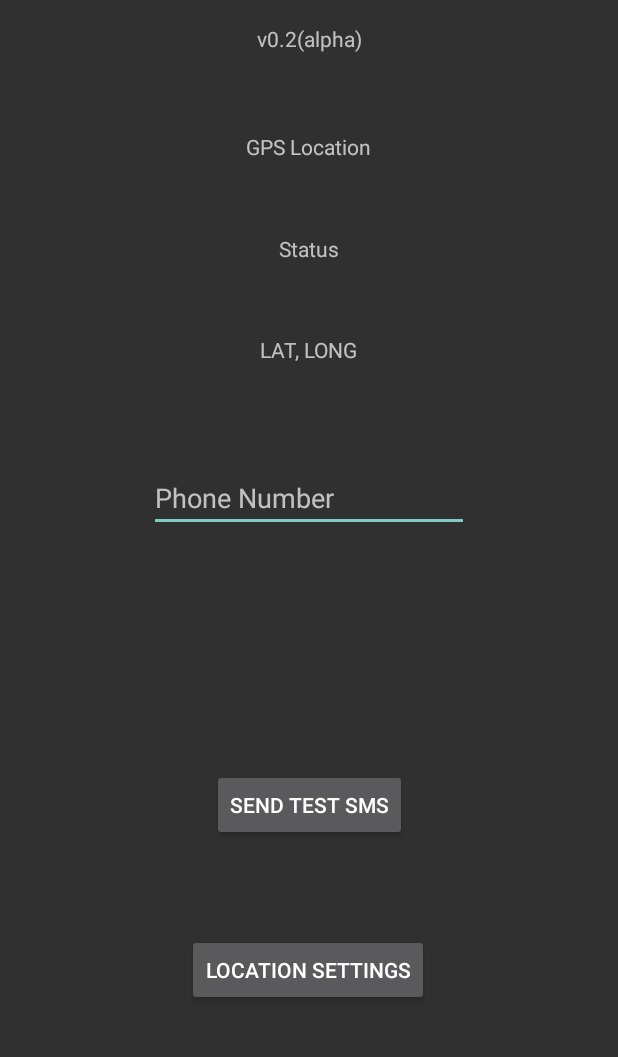
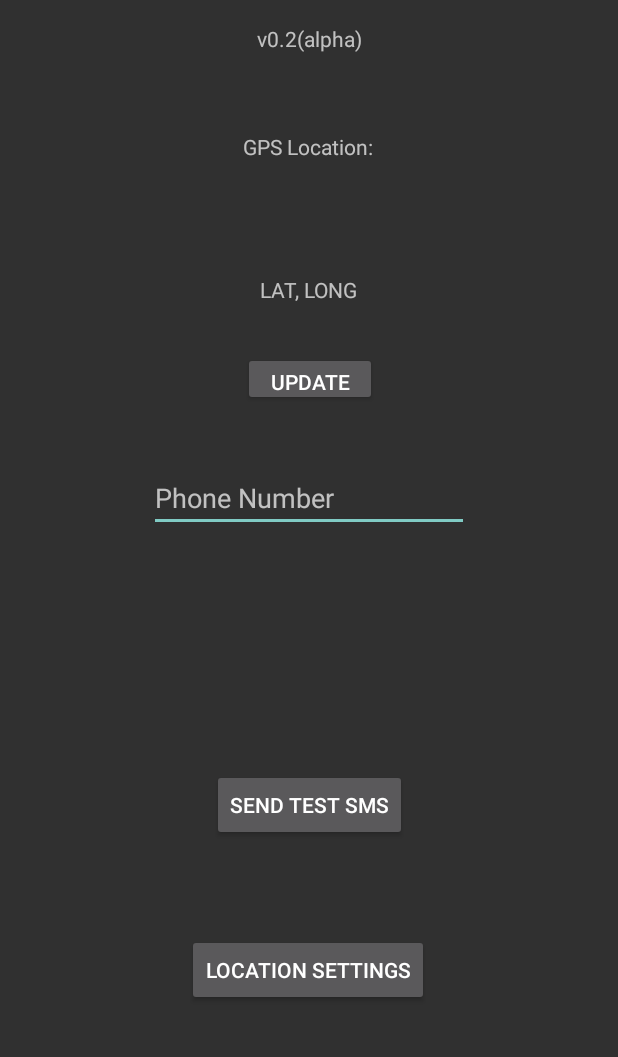
Before and after one commit to BrenOne/HelpJet, an Android app: the screen it shows after launch (MainActivity), after a tap on "SEND TEST SMS", on a phone screen of 412 x 824 dp, the part 158-1215 px from its top. Run offline under Robolectric (Android 15) with nearby library versions, the phone set to English and light mode, and no system bars; 2 statements that could not run were skipped.

Commit message:
SMS Set up

```diff
--- a/app/src/main/AndroidManifest.xml
+++ b/app/src/main/AndroidManifest.xml
@@ -1,7 +1,7 @@
 <?xml version="1.0" encoding="utf-8"?>
 <manifest xmlns:android="http://schemas.android.com/apk/res/android"
     package="com.brenguy.helpjet">
-
+    <uses-permission android:name="android.permission.ACCESS_FINE_LOCATION" />
     <uses-permission android:name="android.permission.ACCESS_COARSE_LOCATION" />
     <uses-permission android:name="android.permission.SEND_SMS"/>
     <application
--- a/app/src/main/java/com/brenguy/helpjet/MainActivity.java
+++ b/app/src/main/java/com/brenguy/helpjet/MainActivity.java
@@ -1,37 +1,43 @@
 package com.brenguy.helpjet;
 
-import java.util.Date;
-
 import android.Manifest;
+import android.app.Activity;
+import android.content.Context;
+import android.content.Intent;
 import android.content.pm.PackageManager;
+import android.location.Location;
+import android.location.LocationListener;
+import android.location.LocationManager;
+import android.os.Bundle;
 import android.telephony.gsm.SmsManager;
-import android.app.Activity;
-import android.content.Intent;
-import android.os.Bundle;
 import android.view.View;
 import android.view.View.OnClickListener;
 import android.widget.Button;
 import android.widget.EditText;
 import android.widget.TextView;
 import android.widget.Toast;
-import android.location.Location;
-import android.location.LocationListener;
-import android.location.LocationManager;
-import android.content.Context;
 
 import androidx.core.app.ActivityCompat;
+import androidx.core.content.ContextCompat;
+
+import static android.Manifest.permission.SEND_SMS;
 
 class MyLocationListener implements LocationListener {
 
     static Location imHere; // здесь будет всегда доступна самая последняя информация о местоположении пользователя.
 
-    public static void SetUpLocationListener(Context context) {
+    public static void SetUpLocationListener(Context context) // это нужно запустить в самом начале работы программы
+    {
         LocationManager locationManager = (LocationManager)
                 context.getSystemService(Context.LOCATION_SERVICE);
 
         LocationListener locationListener = new MyLocationListener();
+
+        if (ActivityCompat.checkSelfPermission(context, Manifest.permission.ACCESS_FINE_LOCATION) != PackageManager.PERMISSION_GRANTED && ActivityCompat.checkSelfPermission(context, Manifest.permission.ACCESS_COARSE_LOCATION) != PackageManager.PERMISSION_GRANTED) {
+            return;
+        }
         locationManager.requestLocationUpdates(LocationManager.GPS_PROVIDER, 5000, 10, locationListener);
-        imHere = locationManager.getLastKnownLocation(LocationManager.GPS_PROVIDER);
+        imHere = (locationManager.getLastKnownLocation(LocationManager.GPS_PROVIDER));
     }
 
     @Override
@@ -47,46 +53,65 @@ class MyLocationListener implements LocationListener {
 }
 
 public class MainActivity extends Activity {
+
+    final int SEND_SMS_PERMISSION_REQUEST_CODE = 1;
     // Обьявляем переменные
     Button buttonSend;
     Button locationSet;
     EditText editPhone;
-    TextView tvLong;
     TextView tvLat;
-    TextView tvGpsstatus;
+    Button btnGPS;
+
     @Override
     public void onCreate(Bundle savedInstanceState) {
         MyLocationListener.SetUpLocationListener(this);
         super.onCreate(savedInstanceState);
         setContentView(R.layout.activity_main);
+
         buttonSend = findViewById(R.id.btnSend);
         locationSet = findViewById(R.id.btnlocationsettings);
         editPhone = findViewById(R.id.editPhone);
         tvLat = findViewById(R.id.tvLat);
-        tvGpsstatus = findViewById(R.id.tvGpsstatus);
+
+        editPhone.setEnabled(false);
+        if(checkPermission(SEND_SMS)) {
+            editPhone.setEnabled(true);
+        }else{
+            ActivityCompat.requestPermissions(this,
+                    new String[]{Manifest.permission.SEND_SMS}, SEND_SMS_PERMISSION_REQUEST_CODE);
+        }
+
         /* Пускаем слушателя кнопки "Отправить" */
 
         buttonSend.setOnClickListener(new OnClickListener() {
             @Override
             public void onClick(View v) {
                 String number = editPhone.getText().toString();
-                String sms = getString(R.string.smsDefBody) + MyLocationListener.imHere;
-                try {
-                    SmsManager smsManager = SmsManager.getDefault();
-                    smsManager.sendTextMessage(number, null, sms, null, null);
+                String sms = getString(R.string.smsDefBody) + (String.format(String.valueOf(MyLocationListener.imHere)).substring(12,34));
+                if (number == null || number.length() == 0) {
+                    return;
+                }
+                if (checkPermission(SEND_SMS)){
+                    SmsManager sm = SmsManager.getDefault();
+                    sm.sendTextMessage(number, null, sms, null, null);
                     Toast.makeText(getApplicationContext(),
-                            "SMS Sent!  ", Toast.LENGTH_LONG).show();
-                    /*Пытаемся отправить сообщение и и вложить в это любви(координат)*/
-                } catch (Exception e) {
+                            "SMS Sent!", Toast.LENGTH_LONG).show();
+                }
+
                     /* Если произошла ошибка выводим тост с ошибкой отправки */
-                    Toast.makeText(getApplicationContext(),
-                            getString(R.string.smsError),
-                            Toast.LENGTH_LONG).show();
-                    e.printStackTrace();
+                    Toast.makeText(getApplicationContext(), getString(R.string.smsError), Toast.LENGTH_LONG).show();
                 }
+            });
+
+
+
+// Пускаем слушателя кнопки "Настройка геолокации"
+        btnGPS.setOnClickListener(new OnClickListener() {
+            @Override
+            public void onClick(View v) {
+                tvLat.setText((String.format(String.valueOf(MyLocationListener.imHere)).substring(12,34)));
             }
         });
-// Пускаем слушателя кнопки "Настройка геолокации"
         locationSet.setOnClickListener(new OnClickListener() {
             @Override
             public void onClick(View v) {
@@ -94,5 +119,11 @@ public class MainActivity extends Activity {
                         android.provider.Settings.ACTION_LOCATION_SOURCE_SETTINGS));
             }
         });
+
+    }
+
+        public boolean checkPermission(String sendSms) {
+            int check = ContextCompat.checkSelfPermission(this, sendSms);
+            return (check == PackageManager.PERMISSION_GRANTED);
     }
 }
--- a/app/src/main/res/layout/activity_main.xml
+++ b/app/src/main/res/layout/activity_main.xml
@@ -34,7 +34,7 @@
         android:id="@+id/textView3"
         android:layout_width="wrap_content"
         android:layout_height="wrap_content"
-        android:text="GPS Location"
+        android:text="GPS Location:"
         app:layout_constraintBottom_toBottomOf="parent"
         app:layout_constraintEnd_toEndOf="parent"
         app:layout_constraintHorizontal_bias="0.498"
@@ -46,7 +46,7 @@
         android:id="@+id/tvLat"
         android:layout_width="wrap_content"
         android:layout_height="wrap_content"
-        android:layout_marginBottom="476dp"
+        android:layout_marginBottom="516dp"
         android:text="LAT, LONG"
         app:layout_constraintBottom_toBottomOf="parent"
         app:layout_constraintEnd_toEndOf="@+id/textView3"
@@ -85,14 +85,15 @@
         app:layout_constraintHorizontal_bias="0.497"
         app:layout_constraintStart_toStartOf="parent" />
 
-    <TextView
-        android:id="@+id/tvGpsstatus"
-        android:layout_width="wrap_content"
-        android:layout_height="wrap_content"
-        android:text="Status"
-        app:layout_constraintBottom_toTopOf="@+id/tvLat"
-        app:layout_constraintEnd_toEndOf="@+id/textView3"
-        app:layout_constraintStart_toStartOf="@+id/textView3"
-        app:layout_constraintTop_toBottomOf="@+id/textView3" />
+    <Button
+        android:id="@+id/btnGPS"
+        android:layout_width="89dp"
+        android:layout_height="36dp"
+        android:layout_marginBottom="448dp"
+        android:text="Update"
+        app:layout_constraintBottom_toBottomOf="parent"
+        app:layout_constraintEnd_toEndOf="@+id/tvLat"
+        app:layout_constraintHorizontal_bias="0.476"
+        app:layout_constraintStart_toStartOf="@+id/tvLat" />
 
 </androidx.constraintlayout.widget.ConstraintLayout>
```
Also changed, not shown: 1 other file.
